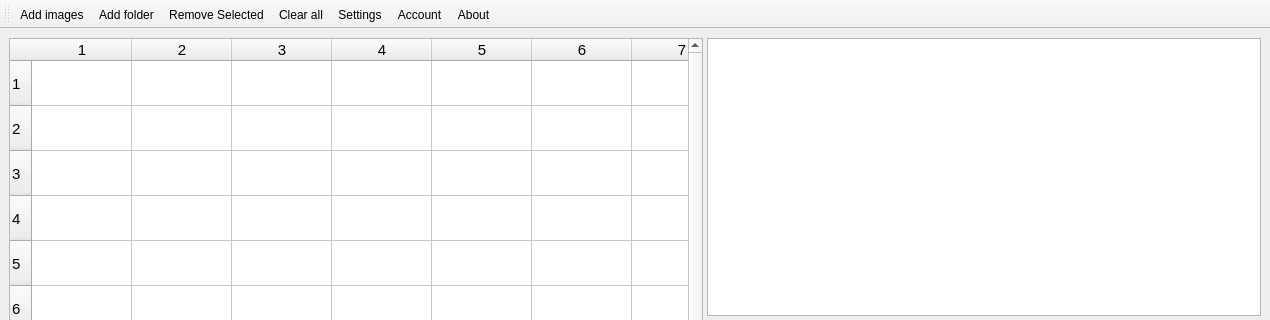
Old version of the form src/jpg2pdf.ui in the repository rishabh3354/JPG2PDF; both pictures show x 0 to 1270 and y 0 to 320 of the 1270 by 714 pixel window.
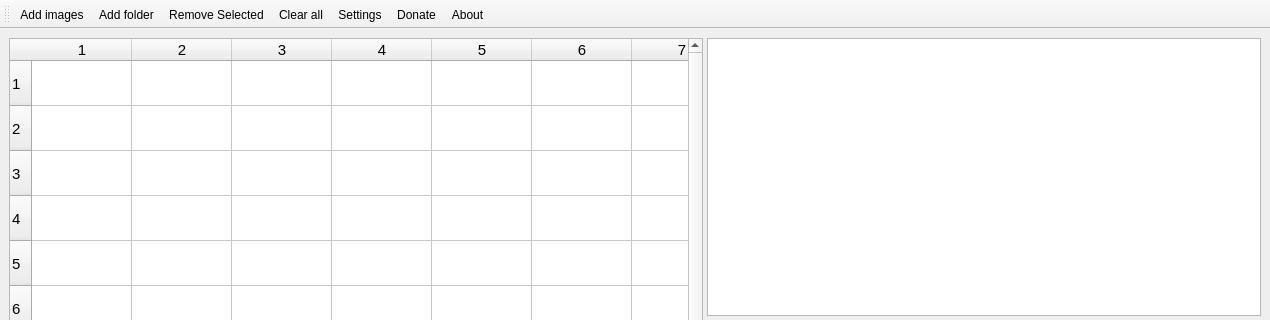
New version of the form. Icons and pictures are not drawn.

```diff
--- a/src/jpg2pdf.ui
+++ b/src/jpg2pdf.ui
@@ -984,7 +984,7 @@
    <addaction name="actionRemove_Selected"/>
    <addaction name="actionClear_all"/>
    <addaction name="actionSettings"/>
-   <addaction name="actionAccount"/>
+   <addaction name="actionDonate"/>
    <addaction name="actionAbout"/>
   </widget>
   <action name="actionAdd_image">
@@ -1005,15 +1005,6 @@
     <string>Add folder</string>
    </property>
   </action>
-  <action name="actionAccount">
-   <property name="icon">
-    <iconset resource="resource.qrc">
-     <normaloff>:/myresource/resource/icons8-account-96.png</normaloff>:/myresource/resource/icons8-account-96.png</iconset>
-   </property>
-   <property name="text">
-    <string>Account</string>
-   </property>
-  </action>
   <action name="actionClear_all">
    <property name="icon">
     <iconset resource="resource.qrc">
@@ -1050,6 +1041,18 @@
     <string>About</string>
    </property>
   </action>
+  <action name="actionDonate">
+   <property name="icon">
+    <iconset resource="resource.qrc">
+     <normaloff>:/myresource/resource/icons8-paypal-144.png</normaloff>:/myresource/resource/icons8-paypal-144.png</iconset>
+   </property>
+   <property name="text">
+    <string>Donate</string>
+   </property>
+   <property name="toolTip">
+    <string>Support the Developer</string>
+   </property>
+  </action>
  </widget>
  <resources>
   <include location="light.qrc"/>
```
